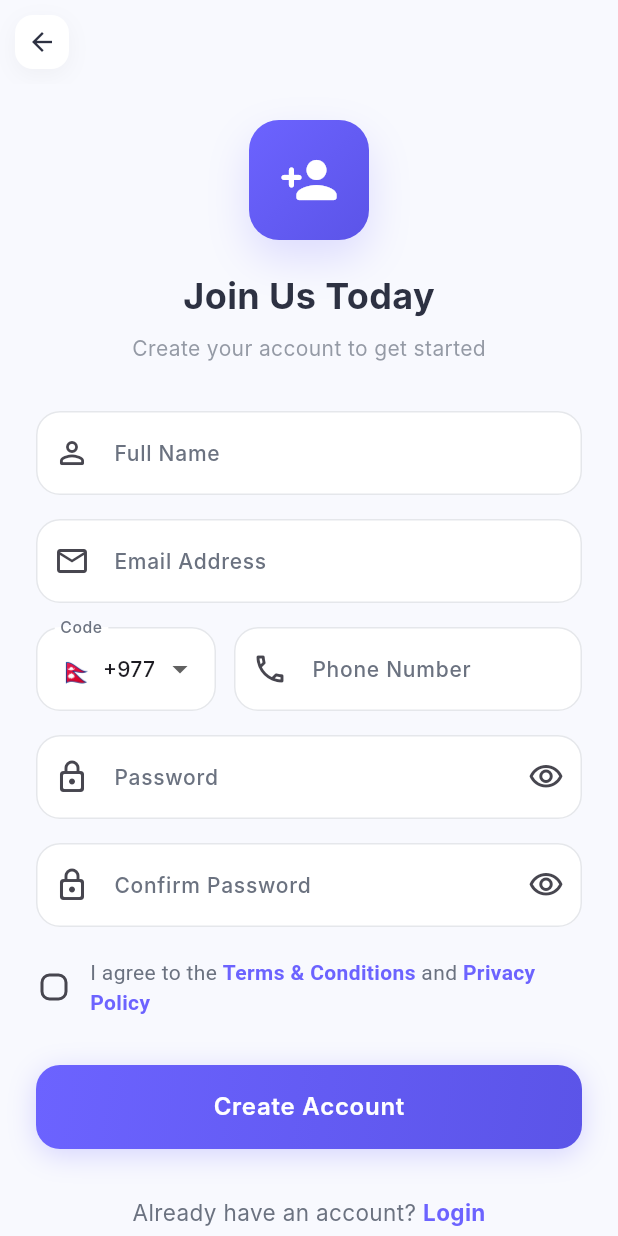
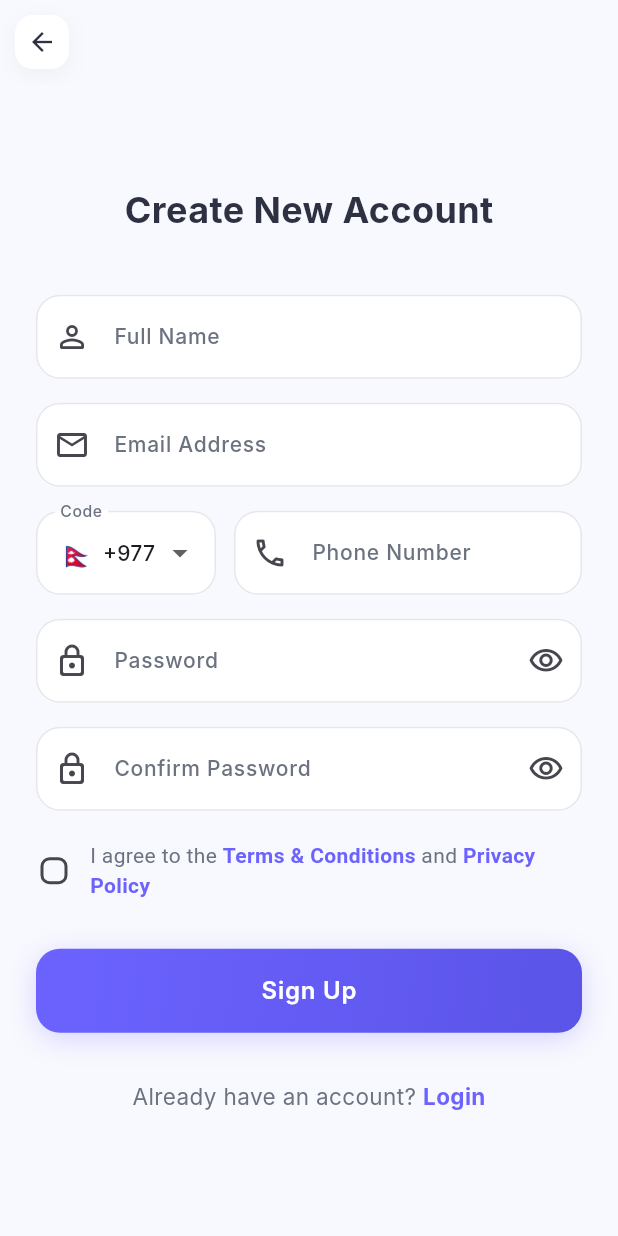
Before and after one commit to yogendrarokaya1/smartnews, a Flutter app: the SignupPage screen opened directly, on a phone screen of 412 x 824 dp. Run offline on Flutter 3.47's test engine with Material 3 defaults, Android fonts, the phone set to English and light mode, and no system bars; our stand-ins replace dartz, equatable, flutter_riverpod, flutter_svg, hive; accounts and stored records are empty; Roboto replaces fonts that are missing (Inter).

Commit message:
signup updated

```diff
--- a/lib/features/auth/presentation/pages/signup_page.dart
+++ b/lib/features/auth/presentation/pages/signup_page.dart
@@ -123,29 +123,8 @@ class _SignupPageState extends ConsumerState<SignupPage> {
                   Center(
                     child: Column(
                       children: [
-                        Container(
-                          width: 80,
-                          height: 80,
-                          decoration: BoxDecoration(
-                            gradient: AppColors.primaryGradient,
-                            borderRadius: BorderRadius.circular(20),
-                            boxShadow: [
-                              BoxShadow(
-                                color: AppColors.primary.withAlpha(50),
-                                blurRadius: 24,
-                                offset: const Offset(0, 12),
-                              ),
-                            ],
-                          ),
-                          child: Icon(
-                            Icons.person_add_rounded,
-                            size: 40,
-                            color: Colors.white,
-                          ),
-                        ),
-                        const SizedBox(height: 20),
                         Text(
-                          'Join Us Today',
+                          'Create New Account',
                           style: TextStyle(
                             fontSize: 24,
                             fontWeight: FontWeight.w700,
@@ -153,13 +132,6 @@ class _SignupPageState extends ConsumerState<SignupPage> {
                           ),
                         ),
                         const SizedBox(height: 8),
-                        Text(
-                          'Create your account to get started',
-                          style: TextStyle(
-                            fontSize: 14,
-                            color: context.textSecondary.withAlpha(180),
-                          ),
-                        ),
                       ],
                     ),
                   ),
@@ -407,7 +379,7 @@ class _SignupPageState extends ConsumerState<SignupPage> {
 
                   // Sign Up Button
                   GradientButton(
-                    text: 'Create Account',
+                    text: 'Sign Up',
                     onPressed: _handleSignup,
                     isLoading: authState.status == AuthStatus.loading,
                   ),
```
